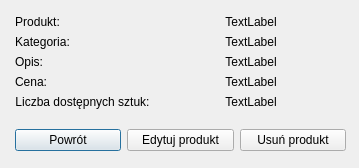
The window that Sklep/produkt_pracownik.ui (AdriannaUrbanska/MusicStore) describes before a commit, drawn with Qt 5.
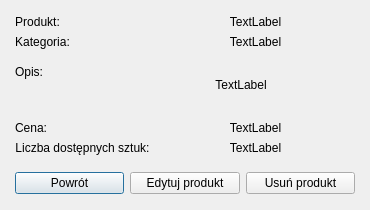
The same window after the commit.

```diff
--- a/Sklep/produkt_pracownik.ui
+++ b/Sklep/produkt_pracownik.ui
@@ -6,20 +6,20 @@
    <rect>
     <x>0</x>
     <y>0</y>
-    <width>359</width>
-    <height>168</height>
+    <width>370</width>
+    <height>210</height>
    </rect>
   </property>
   <property name="minimumSize">
    <size>
-    <width>359</width>
-    <height>168</height>
+    <width>370</width>
+    <height>210</height>
    </size>
   </property>
   <property name="maximumSize">
    <size>
-    <width>359</width>
-    <height>168</height>
+    <width>370</width>
+    <height>210</height>
    </size>
   </property>
   <property name="windowTitle">
@@ -30,8 +30,8 @@
     <rect>
      <x>15</x>
      <y>15</y>
-     <width>331</width>
-     <height>136</height>
+     <width>340</width>
+     <height>179</height>
     </rect>
    </property>
    <layout class="QVBoxLayout" name="verticalLayout">
@@ -86,12 +86,24 @@
          <string>Opis:</string>
         </property>
         <property name="alignment">
-         <set>Qt::AlignCenter</set>
+         <set>Qt::AlignBottom|Qt::AlignHCenter</set>
         </property>
        </widget>
       </item>
       <item row="2" column="1">
        <widget class="QLabel" name="opis">
+        <property name="minimumSize">
+         <size>
+          <width>170</width>
+          <height>60</height>
+         </size>
+        </property>
+        <property name="maximumSize">
+         <size>
+          <width>170</width>
+          <height>60</height>
+         </size>
+        </property>
         <property name="text">
          <string>TextLabel</string>
         </property>
```
